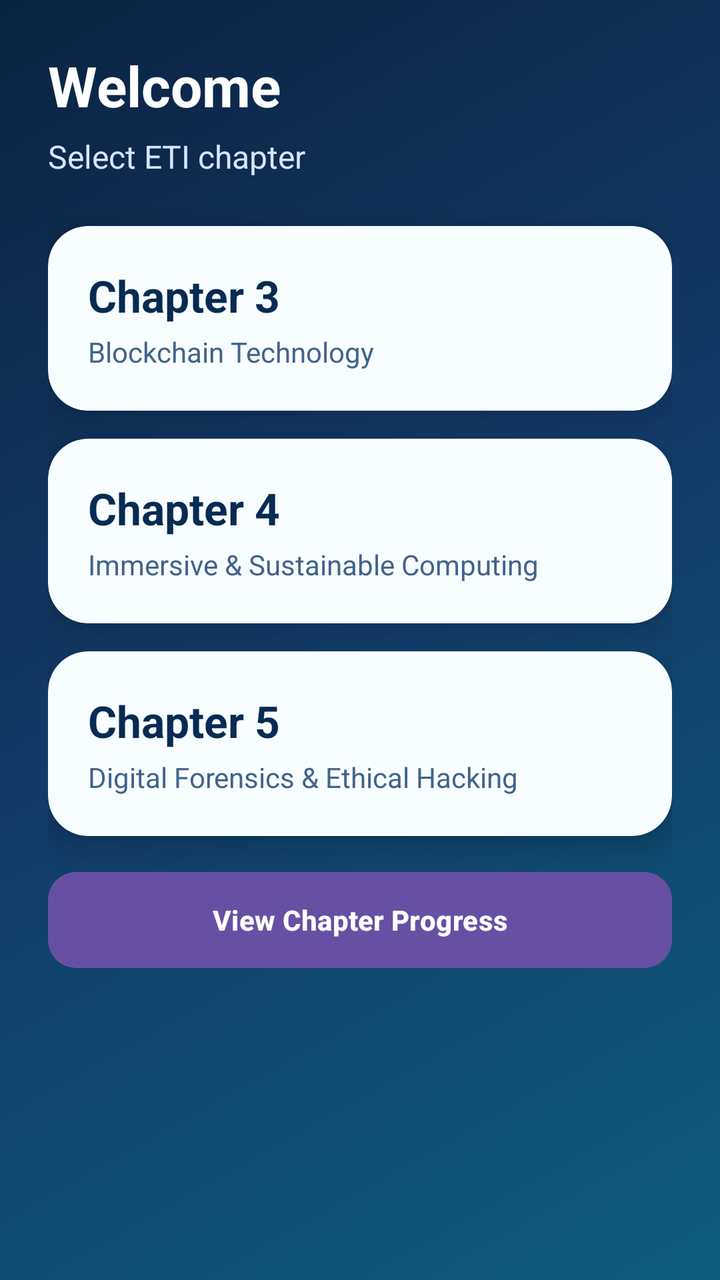
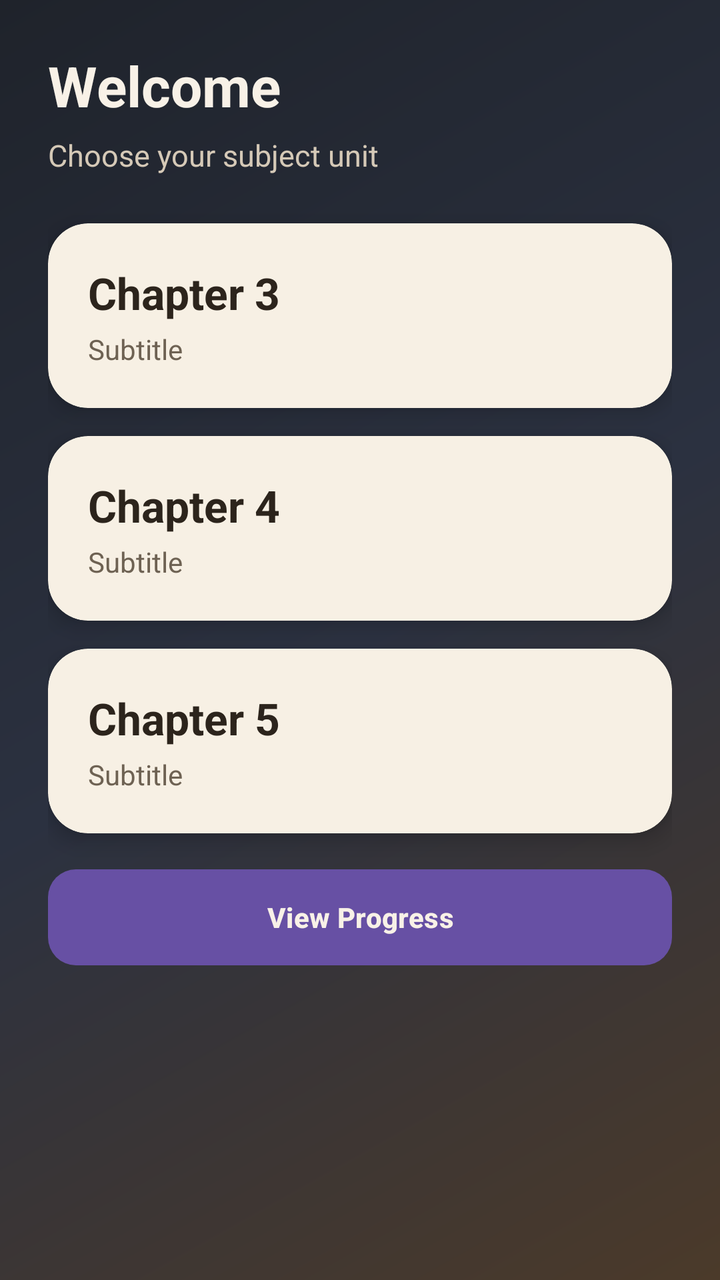

Before-and-after screenshots of an Android layout around one commit, followed by the original layout XML and the change that was made.
<!-- AndroidManifest.xml: application theme Theme.MCQForUT1 -->
<!-- res/layout/activity_chapter_select.xml -->
﻿<?xml version="1.0" encoding="utf-8"?>
<ScrollView xmlns:android="http://schemas.android.com/apk/res/android"
    xmlns:app="http://schemas.android.com/apk/res-auto"
    android:layout_width="match_parent"
    android:layout_height="match_parent"
    android:background="@drawable/bg_gradient_main"
    android:fillViewport="true">

    <LinearLayout
        android:layout_width="match_parent"
        android:layout_height="wrap_content"
        android:orientation="vertical"
        android:padding="24dp">

        <TextView
            android:id="@+id/tvHello"
            android:layout_width="wrap_content"
            android:layout_height="wrap_content"
            android:text="Welcome"
            android:textColor="@android:color/white"
            android:textSize="28sp"
            android:textStyle="bold" />

        <TextView
            android:layout_width="wrap_content"
            android:layout_height="wrap_content"
            android:layout_marginTop="6dp"
            android:text="Select ETI chapter"
            android:textColor="#D6E4FF"
            android:textSize="16sp" />

        <androidx.cardview.widget.CardView
            android:id="@+id/cardCh3"
            android:layout_width="match_parent"
            android:layout_height="wrap_content"
            android:layout_marginTop="24dp"
            android:clickable="true"
            android:focusable="true"
            app:cardBackgroundColor="#F8FDFF"
            app:cardCornerRadius="20dp"
            app:cardElevation="8dp">

            <LinearLayout
                android:layout_width="match_parent"
                android:layout_height="wrap_content"
                android:orientation="vertical"
                android:padding="20dp">

                <TextView
                    android:layout_width="wrap_content"
                    android:layout_height="wrap_content"
                    android:text="Chapter 3"
                    android:textColor="#072B52"
                    android:textSize="22sp"
                    android:textStyle="bold" />

                <TextView
                    android:layout_width="wrap_content"
                    android:layout_height="wrap_content"
                    android:layout_marginTop="4dp"
                    android:text="Blockchain Technology"
                    android:textColor="#416489"
                    android:textSize="14sp" />
            </LinearLayout>
        </androidx.cardview.widget.CardView>

        <androidx.cardview.widget.CardView
            android:id="@+id/cardCh4"
            android:layout_width="match_parent"
            android:layout_height="wrap_content"
            android:layout_marginTop="14dp"
            android:clickable="true"
            android:focusable="true"
            app:cardBackgroundColor="#F8FDFF"
            app:cardCornerRadius="20dp"
            app:cardElevation="8dp">

            <LinearLayout
                android:layout_width="match_parent"
                android:layout_height="wrap_content"
                android:orientation="vertical"
                android:padding="20dp">

                <TextView
                    android:layout_width="wrap_content"
                    android:layout_height="wrap_content"
                    android:text="Chapter 4"
                    android:textColor="#072B52"
                    android:textSize="22sp"
                    android:textStyle="bold" />

                <TextView
                    android:layout_width="wrap_content"
                    android:layout_height="wrap_content"
                    android:layout_marginTop="4dp"
                    android:text="Immersive &amp; Sustainable Computing"
                    android:textColor="#416489"
                    android:textSize="14sp" />
            </LinearLayout>
        </androidx.cardview.widget.CardView>

        <androidx.cardview.widget.CardView
            android:id="@+id/cardCh5"
            android:layout_width="match_parent"
            android:layout_height="wrap_content"
            android:layout_marginTop="14dp"
            android:clickable="true"
            android:focusable="true"
            app:cardBackgroundColor="#F8FDFF"
            app:cardCornerRadius="20dp"
            app:cardElevation="8dp">

            <LinearLayout
                android:layout_width="match_parent"
                android:layout_height="wrap_content"
                android:orientation="vertical"
                android:padding="20dp">

                <TextView
                    android:layout_width="wrap_content"
                    android:layout_height="wrap_content"
                    android:text="Chapter 5"
                    android:textColor="#072B52"
                    android:textSize="22sp"
                    android:textStyle="bold" />

                <TextView
                    android:layout_width="wrap_content"
                    android:layout_height="wrap_content"
                    android:layout_marginTop="4dp"
                    android:text="Digital Forensics &amp; Ethical Hacking"
                    android:textColor="#416489"
                    android:textSize="14sp" />
            </LinearLayout>
        </androidx.cardview.widget.CardView>

        <Button
            android:id="@+id/btnProgress"
            android:layout_width="match_parent"
            android:layout_height="wrap_content"
            android:layout_marginTop="18dp"
            android:background="@drawable/bg_card"
            android:text="View Chapter Progress"
            android:textAllCaps="false"
            android:textColor="@android:color/white"
            android:textStyle="bold" />

    </LinearLayout>
</ScrollView>
<!-- resources referenced by this layout -->
<resources>
  <!-- drawable bg_card (drawable) -->
  ﻿<?xml version="1.0" encoding="utf-8"?>
  <shape xmlns:android="http://schemas.android.com/apk/res/android" android:shape="rectangle">
      <corners android:radius="14dp" />
      <gradient android:angle="0" android:startColor="#1E7CC5" android:endColor="#24A3B8" />
  </shape>
  <!-- drawable bg_gradient_main (drawable) -->
  ﻿<?xml version="1.0" encoding="utf-8"?>
  <shape xmlns:android="http://schemas.android.com/apk/res/android" android:shape="rectangle">
      <gradient
          android:angle="315"
          android:startColor="#0A2342"
          android:centerColor="#123C6A"
          android:endColor="#0E5C7D" />
  </shape>
  <style name="Theme.MCQForUT1" parent="Base.Theme.MCQForUT1" />
  <style name="Base.Theme.MCQForUT1" parent="Theme.Material3.DayNight.NoActionBar">
          
          
      </style>
</resources>

<!-- the commit's change to res/layout/activity_chapter_select.xml (unified diff, before → after) -->
@@ -17,17 +17,18 @@
             android:layout_width="wrap_content"
             android:layout_height="wrap_content"
             android:text="Welcome"
-            android:textColor="@android:color/white"
+            android:textColor="@color/ink_light"
             android:textSize="28sp"
             android:textStyle="bold" />
 
         <TextView
+            android:id="@+id/tvSubjectTitle"
             android:layout_width="wrap_content"
             android:layout_height="wrap_content"
             android:layout_marginTop="6dp"
-            android:text="Select ETI chapter"
-            android:textColor="#D6E4FF"
-            android:textSize="16sp" />
+            android:text="Choose your subject unit"
+            android:textColor="@color/ink_muted"
+            android:textSize="15sp" />
 
         <androidx.cardview.widget.CardView
             android:id="@+id/cardCh3"
@@ -36,9 +37,9 @@
             android:layout_marginTop="24dp"
             android:clickable="true"
             android:focusable="true"
-            app:cardBackgroundColor="#F8FDFF"
+            app:cardBackgroundColor="@color/surface_panel"
             app:cardCornerRadius="20dp"
-            app:cardElevation="8dp">
+            app:cardElevation="6dp">
 
             <LinearLayout
                 android:layout_width="match_parent"
@@ -47,19 +48,21 @@
                 android:padding="20dp">
 
                 <TextView
+                    android:id="@+id/tvCard3Title"
                     android:layout_width="wrap_content"
                     android:layout_height="wrap_content"
                     android:text="Chapter 3"
-                    android:textColor="#072B52"
+                    android:textColor="@color/ink_dark"
                     android:textSize="22sp"
                     android:textStyle="bold" />
 
                 <TextView
+                    android:id="@+id/tvCard3Subtitle"
                     android:layout_width="wrap_content"
                     android:layout_height="wrap_content"
                     android:layout_marginTop="4dp"
-                    android:text="Blockchain Technology"
-                    android:textColor="#416489"
+                    android:text="Subtitle"
+                    android:textColor="@color/ink_soft"
                     android:textSize="14sp" />
             </LinearLayout>
         </androidx.cardview.widget.CardView>
@@ -71,9 +74,9 @@
             android:layout_marginTop="14dp"
             android:clickable="true"
             android:focusable="true"
-            app:cardBackgroundColor="#F8FDFF"
+            app:cardBackgroundColor="@color/surface_panel"
             app:cardCornerRadius="20dp"
-            app:cardElevation="8dp">
+            app:cardElevation="6dp">
 
             <LinearLayout
                 android:layout_width="match_parent"
@@ -82,19 +85,21 @@
                 android:padding="20dp">
 
                 <TextView
+                    android:id="@+id/tvCard4Title"
                     android:layout_width="wrap_content"
                     android:layout_height="wrap_content"
                     android:text="Chapter 4"
-                    android:textColor="#072B52"
+                    android:textColor="@color/ink_dark"
                     android:textSize="22sp"
                     android:textStyle="bold" />
 
                 <TextView
+                    android:id="@+id/tvCard4Subtitle"
                     android:layout_width="wrap_content"
                     android:layout_height="wrap_content"
                     android:layout_marginTop="4dp"
-                    android:text="Immersive &amp; Sustainable Computing"
-                    android:textColor="#416489"
+                    android:text="Subtitle"
+                    android:textColor="@color/ink_soft"
                     android:textSize="14sp" />
             </LinearLayout>
         </androidx.cardview.widget.CardView>
@@ -106,9 +111,9 @@
             android:layout_marginTop="14dp"
             android:clickable="true"
             android:focusable="true"
-            app:cardBackgroundColor="#F8FDFF"
+            app:cardBackgroundColor="@color/surface_panel"
             app:cardCornerRadius="20dp"
-            app:cardElevation="8dp">
+            app:cardElevation="6dp">
 
             <LinearLayout
                 android:layout_width="match_parent"
@@ -117,19 +122,21 @@
                 android:padding="20dp">
 
                 <TextView
+                    android:id="@+id/tvCard5Title"
                     android:layout_width="wrap_content"
                     android:layout_height="wrap_content"
                     android:text="Chapter 5"
-                    android:textColor="#072B52"
+                    android:textColor="@color/ink_dark"
                     android:textSize="22sp"
                     android:textStyle="bold" />
 
                 <TextView
+                    android:id="@+id/tvCard5Subtitle"
                     android:layout_width="wrap_content"
                     android:layout_height="wrap_content"
                     android:layout_marginTop="4dp"
-                    android:text="Digital Forensics &amp; Ethical Hacking"
-                    android:textColor="#416489"
+                    android:text="Subtitle"
+                    android:textColor="@color/ink_soft"
                     android:textSize="14sp" />
             </LinearLayout>
         </androidx.cardview.widget.CardView>
@@ -140,9 +147,9 @@
             android:layout_height="wrap_content"
             android:layout_marginTop="18dp"
             android:background="@drawable/bg_card"
-            android:text="View Chapter Progress"
+            android:text="View Progress"
             android:textAllCaps="false"
-            android:textColor="@android:color/white"
+            android:textColor="@color/ink_light"
             android:textStyle="bold" />
 
     </LinearLayout>
<!-- resource entries referenced after the edit -->
@@ -1,19 +1,24 @@
 <!-- resources referenced by this layout -->
 <resources>
+  <color name="ink_dark">#2C241C</color>
+  <color name="ink_light">#F8F1E7</color>
+  <color name="ink_muted">#D5C9B7</color>
+  <color name="ink_soft">#6E6253</color>
+  <color name="surface_panel">#F7F0E4</color>
   <!-- drawable bg_card (drawable) -->
   ﻿<?xml version="1.0" encoding="utf-8"?>
   <shape xmlns:android="http://schemas.android.com/apk/res/android" android:shape="rectangle">
       <corners android:radius="14dp" />
-      <gradient android:angle="0" android:startColor="#1E7CC5" android:endColor="#24A3B8" />
+      <gradient android:angle="0" android:startColor="#8F6A3A" android:endColor="#6F522F" />
   </shape>
   <!-- drawable bg_gradient_main (drawable) -->
   ﻿<?xml version="1.0" encoding="utf-8"?>
   <shape xmlns:android="http://schemas.android.com/apk/res/android" android:shape="rectangle">
       <gradient
           android:angle="315"
-          android:startColor="#0A2342"
-          android:centerColor="#123C6A"
-          android:endColor="#0E5C7D" />
+          android:startColor="#1F232B"
+          android:centerColor="#2B3140"
+          android:endColor="#4B3A2A" />
   </shape>
   <style name="Theme.MCQForUT1" parent="Base.Theme.MCQForUT1" />
   <style name="Base.Theme.MCQForUT1" parent="Theme.Material3.DayNight.NoActionBar">
